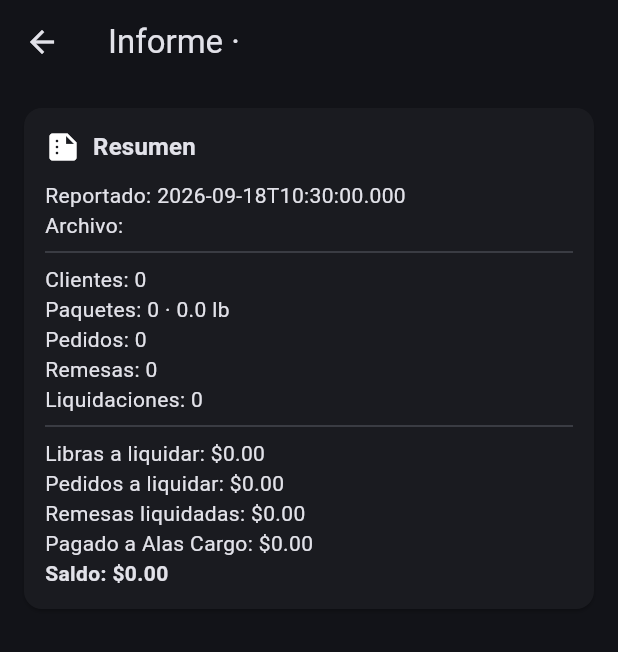
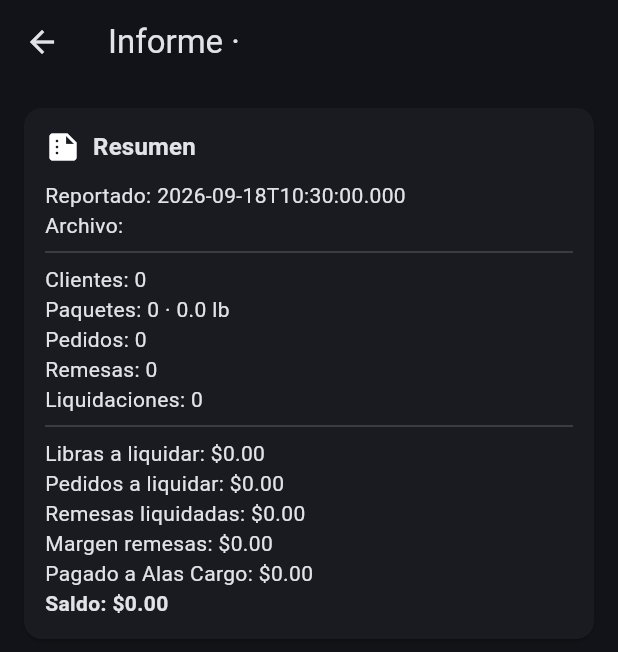
Before and after one commit to angeljo0801/Negocio, a Flutter app: the AgentReportPage screen opened directly with empty values, on a phone screen of 412 x 824 dp. Shown: the top 652 px of the screen. Run offline on Flutter 3.47's test engine with Material 3 defaults, Android fonts, the light colour scheme and no system bars; our stand-ins replace cross_file, file_picker, flutter_secure_storage, image_picker, pdf, share_plus and 1 more; missing offline and left inert: google_mlkit_text_recognition, mobile_scanner; accounts and stored records are empty.

Commit message:
Mostrar margen correcto de remesas en informes de agentes

```diff
--- a/paqueteria/lib/agents.dart
+++ b/paqueteria/lib/agents.dart
@@ -33,6 +33,9 @@ double agentOrdersDue(Map<String, dynamic>? report) =>
 
 double agentRemittancesLiquidated(Map<String, dynamic>? report) =>
     _reportList(_reportData(report), 'remittances').fold<double>(0, (sum, e) => sum + number(e['returnedToAlasCargo'] ?? e['ownerDue']));
+
+double agentRemittanceMargin(Map<String, dynamic>? report) =>
+    _reportList(_reportData(report), 'remittances').fold<double>(0, (sum, e) => sum + number(e['returnedToAlasCargo'] ?? e['ownerDue']) - number(e['cupAmount']));
 
 double agentSettled(Map<String, dynamic>? report) =>
     _reportList(_reportData(report), 'settlements').fold<double>(0, (sum, e) => sum + number(e['amount']));
@@ -469,6 +472,7 @@ class _AgentDetailPageState extends State<AgentDetailPage> {
             Text('Libras a liquidar: ${money(agentShippingDue(latest))}'),
             Text('Pedidos a liquidar: ${money(agentOrdersDue(latest))}'),
             Text('Remesas liquidadas: ${money(agentRemittancesLiquidated(latest))}'),
+            Text('Margen remesas: ${money(agentRemittanceMargin(latest))}'),
             Text('Liquidado: ${money(agentSettled(latest))}'),
             Text('Saldo contigo: ${money(agentBalanceFromReport(latest))}', style: const TextStyle(fontWeight: FontWeight.bold)),
           ]),
@@ -571,6 +575,7 @@ class AgentReportPage extends StatelessWidget {
           Text('Libras a liquidar: ${money(agentShippingDue(report))}'),
           Text('Pedidos a liquidar: ${money(agentOrdersDue(report))}'),
           Text('Remesas liquidadas: ${money(agentRemittancesLiquidated(report))}'),
+          Text('Margen remesas: ${money(agentRemittanceMargin(report))}'),
           Text('Pagado a Alas Cargo: ${money(agentSettled(report))}'),
           Text('Saldo: ${money(agentBalanceFromReport(report))}', style: const TextStyle(fontWeight: FontWeight.bold)),
         ]),
```
